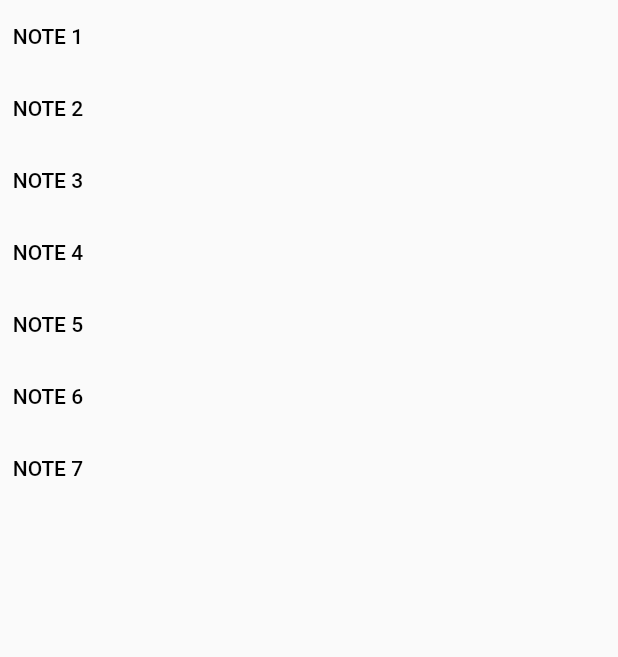
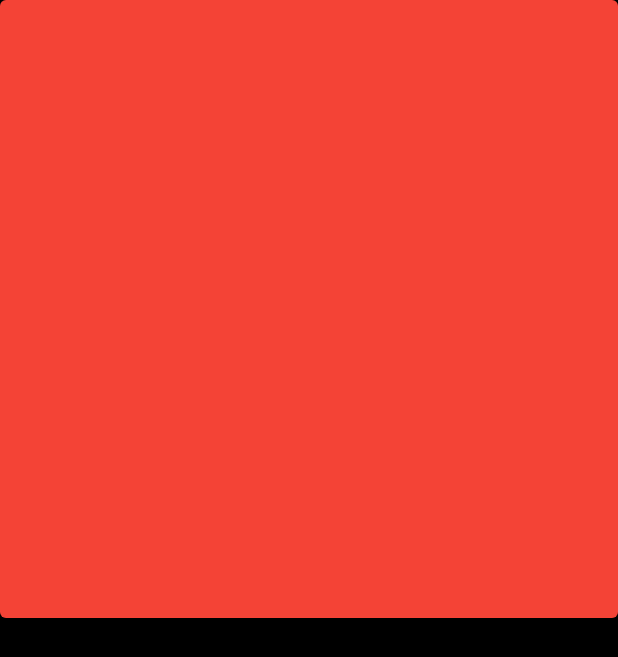
Before and after one commit to nimantha49/xylophone_app, a Flutter app: the screen it shows after launch, on a phone screen of 412 x 824 dp. Shown: the top 657 px of the screen. Run offline on Flutter 3.47's test engine with Material 2 defaults, Android fonts, the phone set to English and light mode, and no system bars; our stand-ins replace audioplayers.

Commit message:
Create UI with Functions

```diff
--- a/lib/main.dart
+++ b/lib/main.dart
@@ -13,81 +13,41 @@ class Xylophone extends StatefulWidget {
 }
 
 class _XylophoneState extends State<Xylophone> {
+//function1 (IT CAN CHANGE THE SOUND NUMBER)
   void playSound(int soundNumber) {
     final player = AudioPlayer();
     player.play(AssetSource('asset/note$soundNumber.mp3'));
+  }
+
+  // void changeColor(String color) {
+  //   String getColor = color;
+  // }
+
+  Expanded buildKey({color, soundNumber}) {
+    return Expanded(
+      child: TextButton(
+          style: TextButton.styleFrom(backgroundColor: color),
+          onPressed: () {
+            playSound(soundNumber);
+          },
+          child: const Text(
+            '',
+            style: TextStyle(color: Colors.black),
+          )),
+    );
   }
 
   @override
   Widget build(BuildContext context) {
     return MaterialApp(
       home: Scaffold(
+        backgroundColor: Colors.black,
         body: SafeArea(
             child: Column(
+          crossAxisAlignment: CrossAxisAlignment.stretch,
           children: [
-            TextButton(
-                style: TextButton.styleFrom(foregroundColor: Colors.green),
-                onPressed: () {
-                  playSound(1);
-                },
-                child: const Text(
-                  'NOTE 1',
-                  style: TextStyle(color: Colors.black),
-                )),
-            TextButton(
-                style: TextButton.styleFrom(foregroundColor: Colors.green),
-                onPressed: () {
-                  playSound(2);
-                },
-                child: const Text(
-                  'NOTE 2',
-                  style: TextStyle(color: Colors.black),
-                )),
-            TextButton(
-                style: TextButton.styleFrom(foregroundColor: Colors.green),
-                onPressed: () {
-                  playSound(3);
-                },
-                child: const Text(
-                  'NOTE 3',
-                  style: TextStyle(color: Colors.black),
-                )),
-            TextButton(
-                style: TextButton.styleFrom(foregroundColor: Colors.green),
-                onPressed: () {
-                  playSound(4);
-                },
-                child: const Text(
-                  'NOTE 4',
-                  style: TextStyle(color: Colors.black),
-                )),
-            TextButton(
-                style: TextButton.styleFrom(foregroundColor: Colors.green),
-                onPressed: () {
-                  playSound(5);
-                },
-                child: const Text(
-                  'NOTE 5',
-                  style: TextStyle(color: Colors.black),
-                )),
-            TextButton(
-                style: TextButton.styleFrom(foregroundColor: Colors.green),
-                onPressed: () {
-                  playSound(6);
-                },
-                child: const Text(
-                  'NOTE 6',
-                  style: TextStyle(color: Colors.black),
-                )),
-            TextButton(
-                style: TextButton.styleFrom(foregroundColor: Colors.green),
-                onPressed: () {
-                  playSound(7);
-                },
-                child: const Text(
-                  'NOTE 7',
-                  style: TextStyle(color: Colors.black),
-                )),
+            buildKey(color: Colors.red, soundNumber: 1),
+            buildKey(),
           ],
         )),
       ),
```
